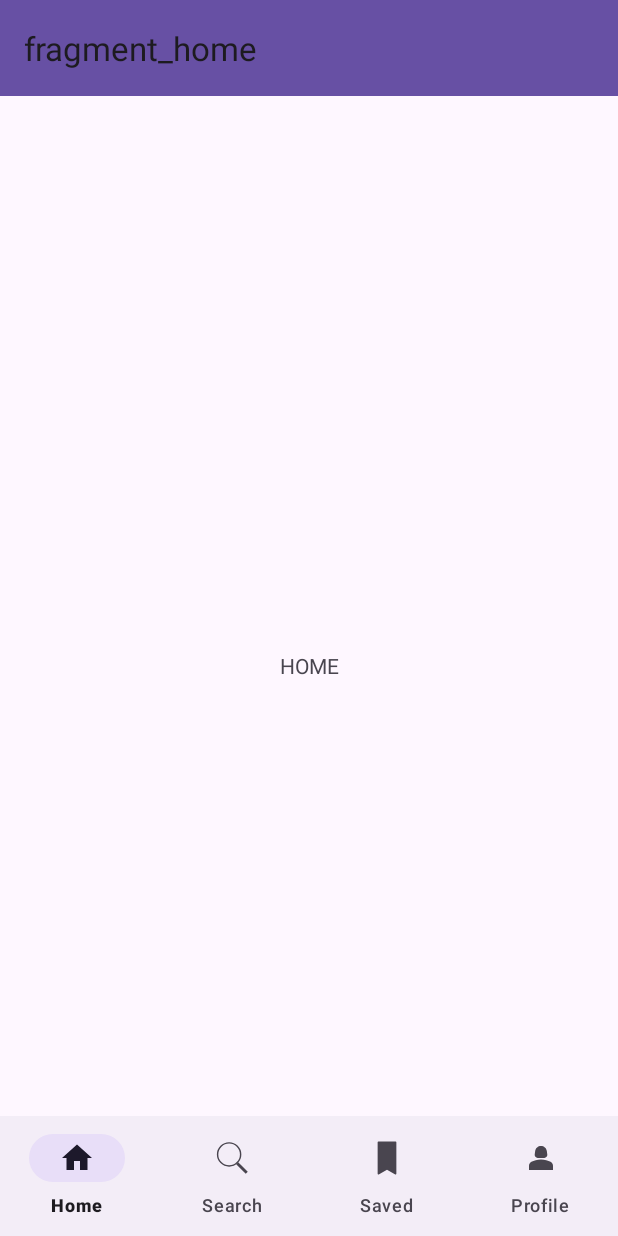
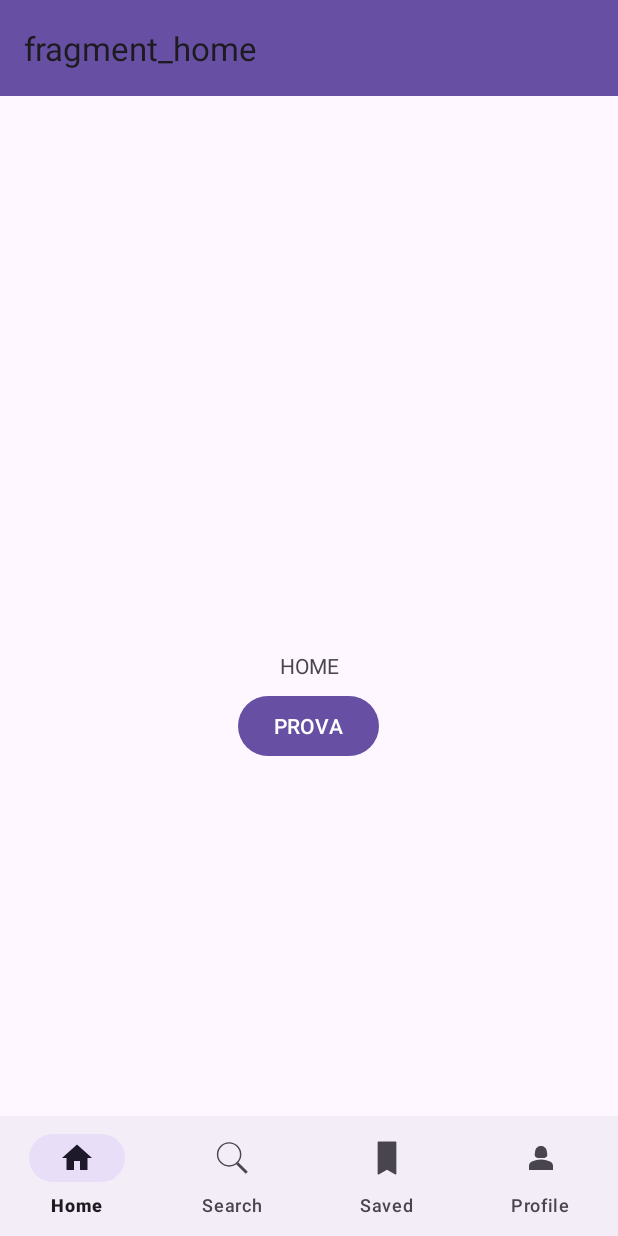
Before and after one commit to Mattia-LT/Readify, an Android app: the HomeFragment screen opened directly, with no data from a screen before it, on a phone screen of 412 x 824 dp. Run offline under Robolectric (Android 15) with nearby library versions, the phone set to English and light mode, and no system bars; our stand-ins replace navigation-ui.

Commit message:
edited fragment home for testing purposes

```diff
--- a/app/src/main/java/it/unimib/readify/ui/main/HomeFragment.java
+++ b/app/src/main/java/it/unimib/readify/ui/main/HomeFragment.java
@@ -1,16 +1,23 @@
 package it.unimib.readify.ui.main;
 
+import android.content.Intent;
 import android.os.Bundle;
 
 import androidx.fragment.app.Fragment;
+import androidx.navigation.Navigation;
 
 import android.view.LayoutInflater;
 import android.view.View;
 import android.view.ViewGroup;
+import android.widget.Button;
 
 import it.unimib.readify.R;
+import it.unimib.readify.ui.startup.WelcomeActivity;
 
 public class HomeFragment extends Fragment {
+
+    private static final boolean USE_NAVIGATION_COMPONENT = true;
+
 
     public HomeFragment() {
         // Required empty public constructor
@@ -29,6 +36,27 @@ public class HomeFragment extends Fragment {
     public View onCreateView(LayoutInflater inflater, ViewGroup container,
                              Bundle savedInstanceState) {
         // Inflate the layout for this fragment
-        return inflater.inflate(R.layout.fragment_home, container, false);
+        View rootView = inflater.inflate(R.layout.fragment_home, container, false);
+        final Button buttonDaRimuovere = rootView.findViewById(R.id.button_da_rimuovere);
+
+        buttonDaRimuovere.setOnClickListener(v -> {
+            navigateToHomeActivity();
+        });
+
+        return rootView;
     }
+
+
+
+
+    private void navigateToHomeActivity() {
+        if (USE_NAVIGATION_COMPONENT) {
+            Navigation.findNavController(requireView()).navigate(R.id.action_homeFragment_to_bookDetailsFragment);
+        } else {
+            Intent intent = new Intent(requireContext(), HomeActivity.class);
+            startActivity(intent);
+            requireActivity().finish();
+        }
+    }
+
 }
--- a/app/src/main/res/layout/activity_home.xml
+++ b/app/src/main/res/layout/activity_home.xml
@@ -5,6 +5,15 @@
     android:layout_width="match_parent"
     android:layout_height="match_parent"
     tools:context=".ui.main.HomeActivity"
+    >
+
+    <com.google.android.material.appbar.AppBarLayout
+        android:layout_width="match_parent"
+        android:layout_height="wrap_content"
+        android:fitsSystemWindows="true"
+        app:layout_constraintEnd_toEndOf="parent"
+        app:layout_constraintStart_toStartOf="parent"
+        app:layout_constraintTop_toTopOf="parent"
         >
 
         <com.google.android.material.appbar.MaterialToolbar
@@ -17,6 +26,10 @@
             app:layout_constraintEnd_toEndOf="parent"
             app:layout_constraintStart_toStartOf="parent"
             app:layout_constraintTop_toTopOf="parent" />
+
+    </com.google.android.material.appbar.AppBarLayout>
+
+
 
     <androidx.fragment.app.FragmentContainerView
         android:id="@+id/fragment_container_view_home"
--- a/app/src/main/res/layout/fragment_home.xml
+++ b/app/src/main/res/layout/fragment_home.xml
@@ -12,4 +12,14 @@
         android:gravity="center"
         android:text="HOME" />
 
+    <!-- TODO da rimuovere -->
+    <Button
+        android:id="@+id/button_da_rimuovere"
+        android:layout_width="wrap_content"
+        android:layout_height="wrap_content"
+        android:text="PROVA"
+        android:layout_gravity="center"
+        android:layout_marginTop="40dp"
+        />
+
 </FrameLayout>
--- a/app/src/main/res/navigation/home_navigation_graph.xml
+++ b/app/src/main/res/navigation/home_navigation_graph.xml
@@ -1,5 +1,6 @@
 <?xml version="1.0" encoding="utf-8"?>
-<navigation xmlns:android="http://schemas.android.com/apk/res/android"
+<navigation
+    xmlns:android="http://schemas.android.com/apk/res/android"
     xmlns:app="http://schemas.android.com/apk/res-auto"
     xmlns:tools="http://schemas.android.com/tools"
     android:id="@+id/home_navigation_graph"
@@ -9,19 +10,46 @@
         android:id="@+id/homeFragment"
         android:name="it.unimib.readify.ui.main.HomeFragment"
         android:label="fragment_home"
-        tools:layout="@layout/fragment_home" />
+        tools:layout="@layout/fragment_home" >
+        <action
+            android:id="@+id/action_homeFragment_to_bookDetailsFragment"
+            app:destination="@id/bookDetailsFragment" />
+    </fragment>
 
     <fragment
         android:id="@+id/searchFragment"
         android:name="it.unimib.readify.ui.main.SearchFragment"
         android:label="fragment_search"
-        tools:layout="@layout/fragment_search" />
+        tools:layout="@layout/fragment_search" >
+        <action
+            android:id="@+id/action_searchFragment_to_bookDetailsFragment"
+            app:destination="@id/bookDetailsFragment" />
+        <action
+            android:id="@+id/action_searchFragment_to_filter_bottomsheet"
+            app:destination="@id/filter_bottomsheet" />
+
+
+    </fragment>
+
+    <dialog
+        android:id="@+id/filter_bottomsheet"
+        android:name="it.unimib.readify.ui.main.FilterBottomSheet"
+        android:label="dialog_filter_bottomsheet"
+        tools:layout="@layout/bottom_search_filter">
+
+        <!-- TODO forse argument necessario, da vedere -->
+    </dialog>
+
 
     <fragment
         android:id="@+id/favoritesFragment"
         android:name="it.unimib.readify.ui.main.FavoritesFragment"
         android:label="fragment_favorites"
-        tools:layout="@layout/fragment_favorites" />
+        tools:layout="@layout/fragment_favorites" >
+        <action
+            android:id="@+id/action_favoritesFragment_to_bookDetailsFragment"
+            app:destination="@id/bookDetailsFragment" />
+    </fragment>
 
     <fragment
         android:id="@+id/profileFragment"
@@ -29,6 +57,14 @@
         android:label="fragment_profile"
         tools:layout="@layout/fragment_profile" />
 
+
+    <fragment
+        android:id="@+id/bookDetailsFragment"
+        android:name="it.unimib.readify.ui.main.BookDetailsFragment"
+        android:label="fragment_book_details"
+        tools:layout="@layout/fragment_book_details" />
+
+
     <include app:graph="@navigation/login_navigation_graph" />
 
 
```
Lines whose indentation alone changed are shown as unchanged.
